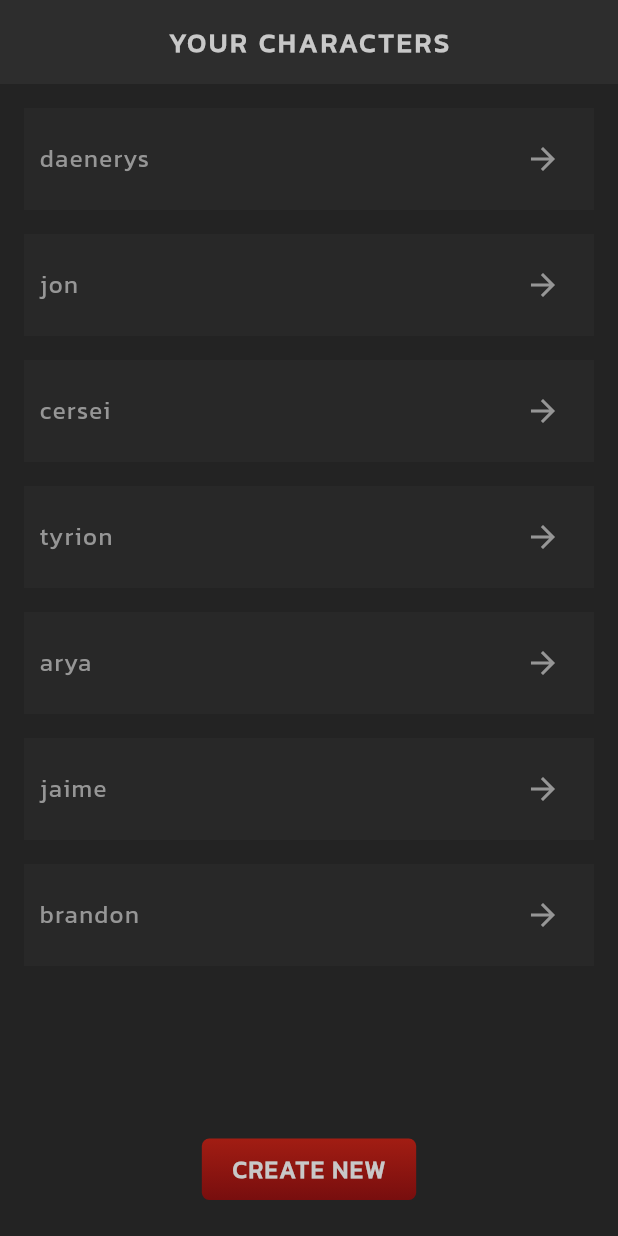
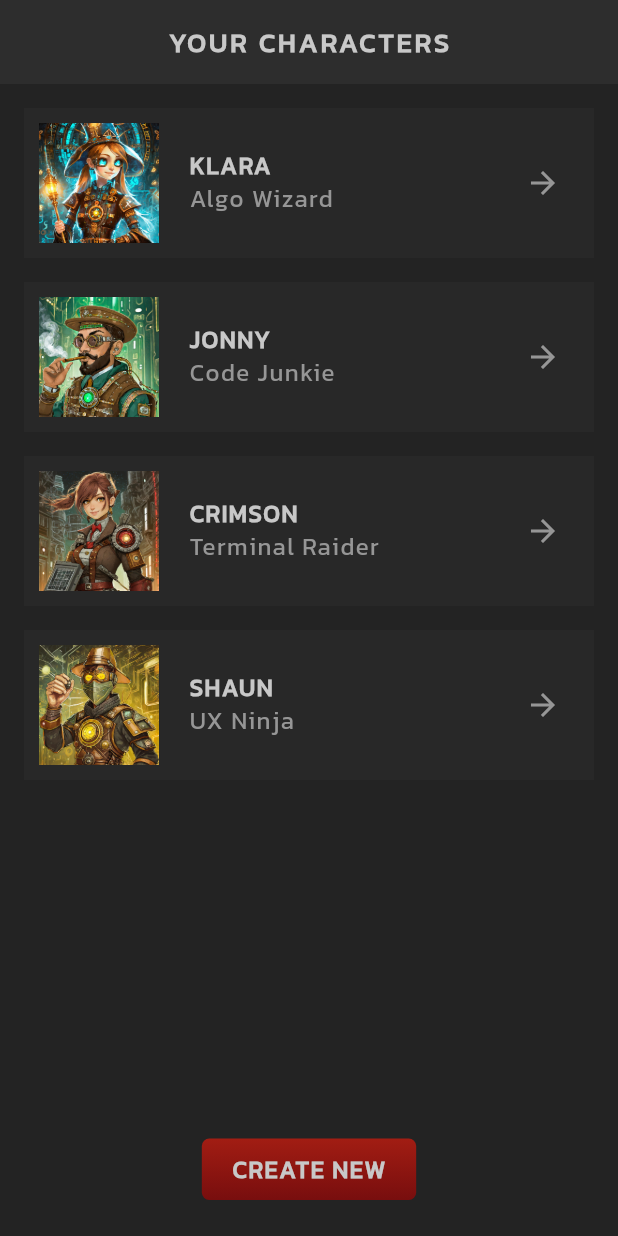
Before and after one commit to smsanagustin/flutter-rpg, a Flutter app: the screen it shows after launch, on a phone screen of 412 x 824 dp. Run offline on Flutter 3.47's test engine with Material 3 defaults, Android fonts, the phone set to English and light mode, and no system bars.

Commit message:
Updated character card

```diff
--- a/lib/character_card.dart
+++ b/lib/character_card.dart
@@ -1,10 +1,12 @@
 import 'package:flutter/material.dart';
+import 'package:flutter_rpg/models/character.dart';
+import 'package:flutter_rpg/shared/styled_text.dart';
 import 'package:flutter_rpg/theme.dart';
 
 class CharacterCard extends StatelessWidget {
   const CharacterCard(this.character, {super.key});
 
-  final String character;
+  final Character character;
 
   @override
   Widget build(BuildContext context) {
@@ -12,9 +14,20 @@ class CharacterCard extends StatelessWidget {
       child: Padding(
         padding: const EdgeInsets.all(10),
         child: Row(
-          mainAxisAlignment: MainAxisAlignment.spaceBetween,
           children: [
-            Text(character),
+            Image.asset("assets/img/vocations/${character.vocation.image}",
+                width: 80),
+            const SizedBox(
+              width: 20,
+            ),
+            Column(
+              crossAxisAlignment: CrossAxisAlignment.start,
+              children: [
+                StyledHeading(character.name),
+                StyledText(character.vocation.title)
+              ],
+            ),
+            const Expanded(child: SizedBox()),
             IconButton(
                 onPressed: () {},
                 icon: Icon(Icons.arrow_forward, color: AppColors.textColor))
--- a/lib/models/character.dart
+++ b/lib/models/character.dart
@@ -31,3 +31,24 @@ class Character with Stats {
     skills.add(skill);
   }
 }
+
+// dummy characters
+List<Character> characters = [
+  Character(
+      id: '1', name: 'Klara', vocation: Vocation.wizard, slogan: 'Kapumf!'),
+  Character(
+      id: '2',
+      name: 'Jonny',
+      vocation: Vocation.junkie,
+      slogan: 'Light me up...'),
+  Character(
+      id: '3',
+      name: 'Crimson',
+      vocation: Vocation.raider,
+      slogan: 'Fire in the hole!'),
+  Character(
+      id: '4',
+      name: 'Shaun',
+      vocation: Vocation.ninja,
+      slogan: 'Alright then gang.'),
+];
--- a/lib/screens/home/home.dart
+++ b/lib/screens/home/home.dart
@@ -1,5 +1,6 @@
 import 'package:flutter/material.dart';
 import 'package:flutter_rpg/character_card.dart';
+import 'package:flutter_rpg/models/character.dart';
 import 'package:flutter_rpg/shared/styled_button.dart';
 import 'package:flutter_rpg/shared/styled_text.dart';
 import 'package:flutter_rpg/theme.dart';
@@ -12,16 +13,6 @@ class Home extends StatefulWidget {
 }
 
 class _HomeState extends State<Home> {
-  List characters = [
-    'daenerys',
-    'jon',
-    'cersei',
-    'tyrion',
-    'arya',
-    'jaime',
-    'brandon'
-  ];
-
   @override
   Widget build(BuildContext context) {
     return Scaffold(
```
